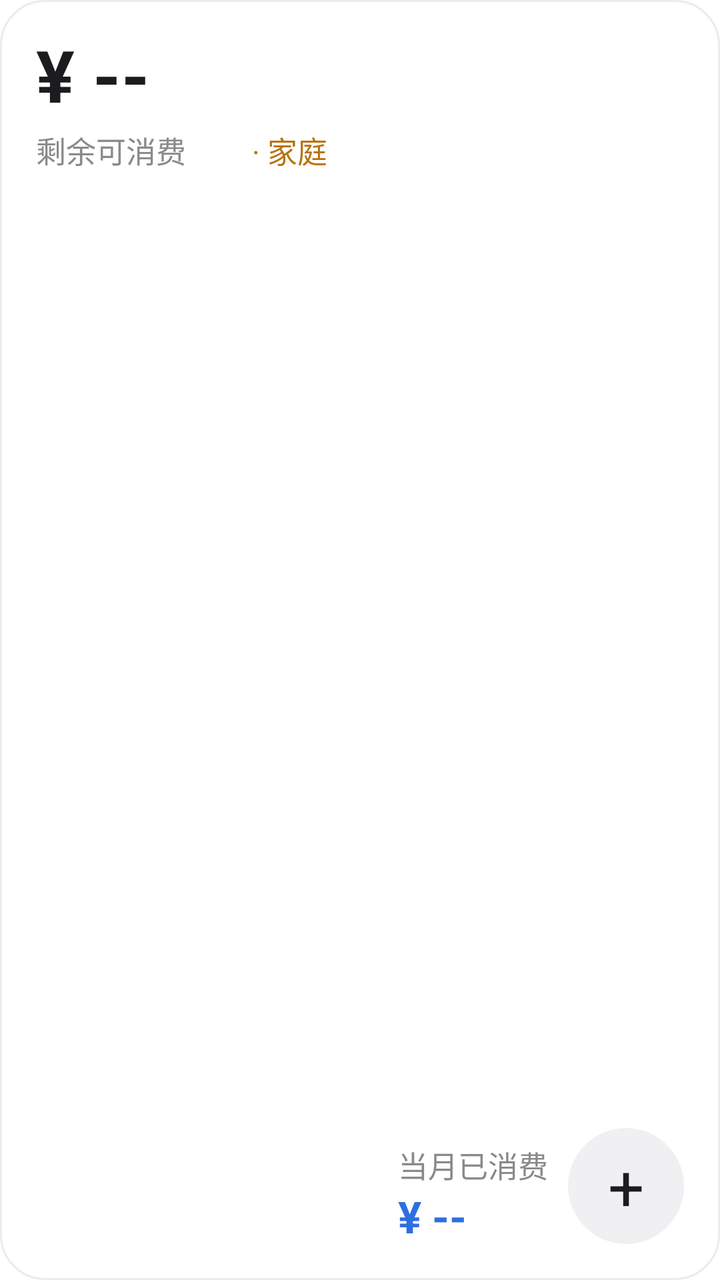
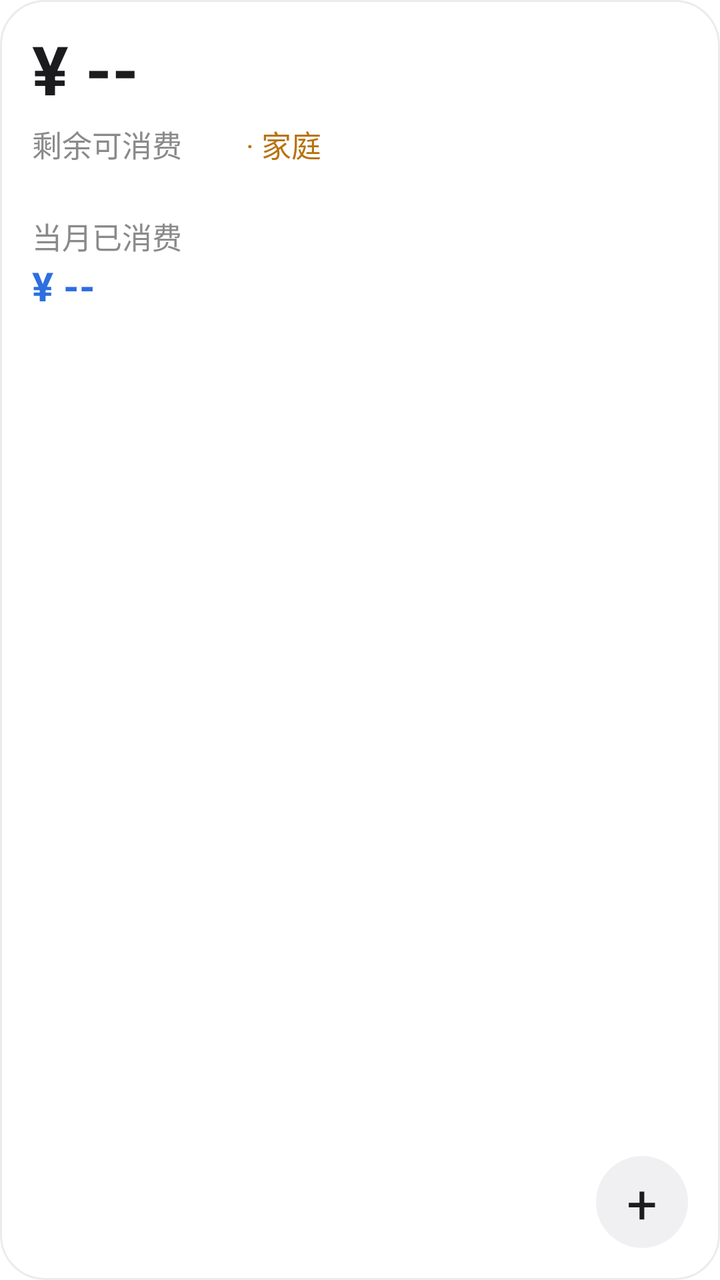

Before-and-after screenshots of an Android layout around one commit, followed by the original layout XML and the change that was made.
<!-- AndroidManifest.xml: fallback theme Theme.MaterialComponents.DayNight.NoActionBar -->
<!-- res/layout/widget_finance.xml -->
<?xml version="1.0" encoding="utf-8"?>
<RelativeLayout xmlns:android="http://schemas.android.com/apk/res/android"
    android:id="@+id/widget_root"
    android:layout_width="match_parent"
    android:layout_height="match_parent"
    android:background="@drawable/widget_background"
    android:padding="18dp">

    <TextView
        android:id="@+id/widget_consumable"
        android:layout_width="match_parent"
        android:layout_height="wrap_content"
        android:layout_alignParentTop="true"
        android:autoSizeTextType="uniform"
        android:autoSizeMinTextSize="20sp"
        android:autoSizeMaxTextSize="52sp"
        android:autoSizeStepGranularity="1sp"
        android:ellipsize="end"
        android:includeFontPadding="false"
        android:maxLines="1"
        android:text="¥ --"
        android:textColor="@color/widget_value"
        android:textSize="36sp"
        android:textStyle="bold" />

    <LinearLayout
        android:id="@+id/widget_label_row"
        android:layout_width="wrap_content"
        android:layout_height="wrap_content"
        android:layout_below="@id/widget_consumable"
        android:layout_marginTop="4dp"
        android:gravity="center_vertical"
        android:orientation="horizontal">

        <TextView
            android:layout_width="wrap_content"
            android:layout_height="wrap_content"
            android:text="剩余可消费"
            android:textColor="@color/widget_label"
            android:textSize="15sp" />

        <ImageView
            android:id="@+id/widget_eye"
            android:layout_width="18dp"
            android:layout_height="18dp"
            android:layout_marginStart="7dp"
            android:contentDescription="隐藏金额"
            android:src="@drawable/widget_eye" />

        <TextView
            android:id="@+id/widget_scope"
            android:layout_width="wrap_content"
            android:layout_height="wrap_content"
            android:layout_marginStart="8dp"
            android:text="· 家庭"
            android:textColor="@color/widget_accent"
            android:textSize="15sp" />
    </LinearLayout>

    <LinearLayout
        android:layout_width="wrap_content"
        android:layout_height="wrap_content"
        android:layout_alignParentBottom="true"
        android:layout_toStartOf="@id/widget_add"
        android:layout_marginEnd="10dp"
        android:orientation="vertical">

        <TextView
            android:layout_width="wrap_content"
            android:layout_height="wrap_content"
            android:text="当月已消费"
            android:textColor="@color/widget_label"
            android:textSize="15sp" />

        <TextView
            android:id="@+id/widget_spent"
            android:layout_width="wrap_content"
            android:layout_height="wrap_content"
            android:layout_marginTop="3dp"
            android:ellipsize="end"
            android:includeFontPadding="false"
            android:maxLines="1"
            android:text="¥ --"
            android:textColor="@color/widget_spent_value"
            android:textSize="22sp"
            android:textStyle="bold" />
    </LinearLayout>

    <TextView
        android:id="@+id/widget_add"
        android:layout_width="58dp"
        android:layout_height="58dp"
        android:layout_alignParentBottom="true"
        android:layout_alignParentEnd="true"
        android:background="@drawable/widget_add_btn"
        android:gravity="center"
        android:text="+"
        android:textColor="@color/widget_add_fg"
        android:textSize="32sp" />
</RelativeLayout>
<!-- resources referenced by this layout -->
<resources>
  <color name="widget_accent">#FFB8730F</color>
  <color name="widget_add_fg">#FF1C1C1E</color>
  <color name="widget_label">#FF8A8A8A</color>
  <color name="widget_spent_value">#FF2D6FE0</color>
  <color name="widget_value">#FF1C1C1E</color>
  <!-- drawable widget_add_btn (drawable) -->
  <?xml version="1.0" encoding="utf-8"?>
  <shape xmlns:android="http://schemas.android.com/apk/res/android"
      android:shape="oval">
      <solid android:color="@color/widget_add_bg" />
  </shape>
  <!-- drawable widget_background (drawable) -->
  <?xml version="1.0" encoding="utf-8"?>
  <shape xmlns:android="http://schemas.android.com/apk/res/android"
      android:shape="rectangle">
      <solid android:color="@color/widget_bg" />
      <corners android:radius="22dp" />
      <stroke
          android:width="1dp"
          android:color="@color/widget_border" />
  </shape>
  <!-- drawable widget_eye (drawable) -->
  <?xml version="1.0" encoding="utf-8"?>
  <vector xmlns:android="http://schemas.android.com/apk/res/android"
      android:width="18dp"
      android:height="18dp"
      android:viewportWidth="24"
      android:viewportHeight="24">
      <path
          android:fillColor="#80FFFFFF"
          android:pathData="M12,4.5C7,4.5 2.73,7.61 1,12c1.73,4.39 6,7.5 11,7.5s9.27,-3.11 11,-7.5c-1.73,-4.39 -6,-7.5 -11,-7.5zM12,17c-2.76,0 -5,-2.24 -5,-5s2.24,-5 5,-5 5,2.24 5,5 -2.24,5 -5,5zM12,9c-1.66,0 -3,1.34 -3,3s1.34,3 3,3 3,-1.34 3,-3 -1.34,-3 -3,-3z" />
  </vector>
  <color name="widget_add_bg">#FFF0F0F2</color>
  <color name="widget_bg">#FFFFFFFF</color>
  <color name="widget_border">#14000000</color>
</resources>

<!-- the commit's change to res/layout/widget_finance.xml (unified diff, before → after) -->
@@ -4,7 +4,7 @@
     android:layout_width="match_parent"
     android:layout_height="match_parent"
     android:background="@drawable/widget_background"
-    android:padding="18dp">
+    android:padding="16dp">
 
     <TextView
         android:id="@+id/widget_consumable"
@@ -20,15 +20,15 @@
         android:maxLines="1"
         android:text="¥ --"
         android:textColor="@color/widget_value"
-        android:textSize="36sp"
+        android:textSize="34sp"
         android:textStyle="bold" />
 
     <LinearLayout
         android:id="@+id/widget_label_row"
-        android:layout_width="wrap_content"
+        android:layout_width="match_parent"
         android:layout_height="wrap_content"
         android:layout_below="@id/widget_consumable"
-        android:layout_marginTop="4dp"
+        android:layout_marginTop="5dp"
         android:gravity="center_vertical"
         android:orientation="horizontal">
 
@@ -41,8 +41,8 @@
 
         <ImageView
             android:id="@+id/widget_eye"
-            android:layout_width="18dp"
-            android:layout_height="18dp"
+            android:layout_width="17dp"
+            android:layout_height="17dp"
             android:layout_marginStart="7dp"
             android:contentDescription="隐藏金额"
             android:src="@drawable/widget_eye" />
@@ -58,11 +58,11 @@
     </LinearLayout>
 
     <LinearLayout
-        android:layout_width="wrap_content"
+        android:layout_width="match_parent"
         android:layout_height="wrap_content"
-        android:layout_alignParentBottom="true"
-        android:layout_toStartOf="@id/widget_add"
-        android:layout_marginEnd="10dp"
+        android:layout_below="@id/widget_label_row"
+        android:layout_marginTop="24dp"
+        android:layout_marginEnd="60dp"
         android:orientation="vertical">
 
         <TextView
@@ -74,7 +74,7 @@
 
         <TextView
             android:id="@+id/widget_spent"
-            android:layout_width="wrap_content"
+            android:layout_width="match_parent"
             android:layout_height="wrap_content"
             android:layout_marginTop="3dp"
             android:ellipsize="end"
@@ -82,19 +82,19 @@
             android:maxLines="1"
             android:text="¥ --"
             android:textColor="@color/widget_spent_value"
-            android:textSize="22sp"
+            android:textSize="20sp"
             android:textStyle="bold" />
     </LinearLayout>
 
     <TextView
         android:id="@+id/widget_add"
-        android:layout_width="58dp"
-        android:layout_height="58dp"
+        android:layout_width="46dp"
+        android:layout_height="46dp"
         android:layout_alignParentBottom="true"
         android:layout_alignParentEnd="true"
         android:background="@drawable/widget_add_btn"
         android:gravity="center"
         android:text="+"
         android:textColor="@color/widget_add_fg"
-        android:textSize="32sp" />
+        android:textSize="27sp" />
 </RelativeLayout>
